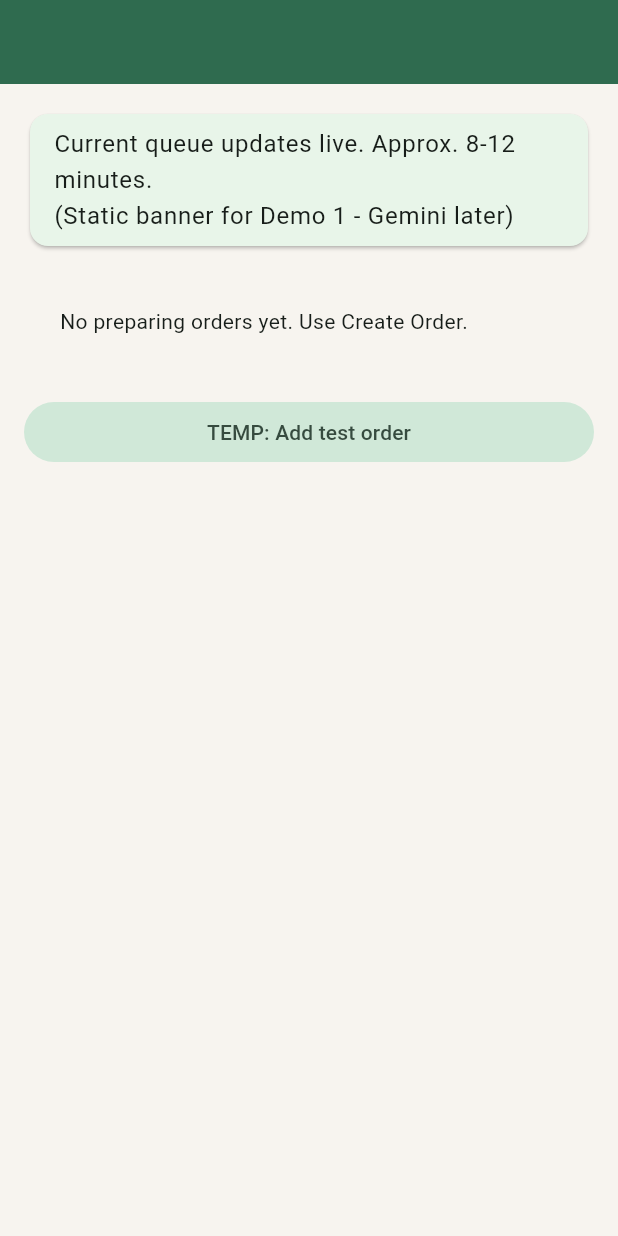
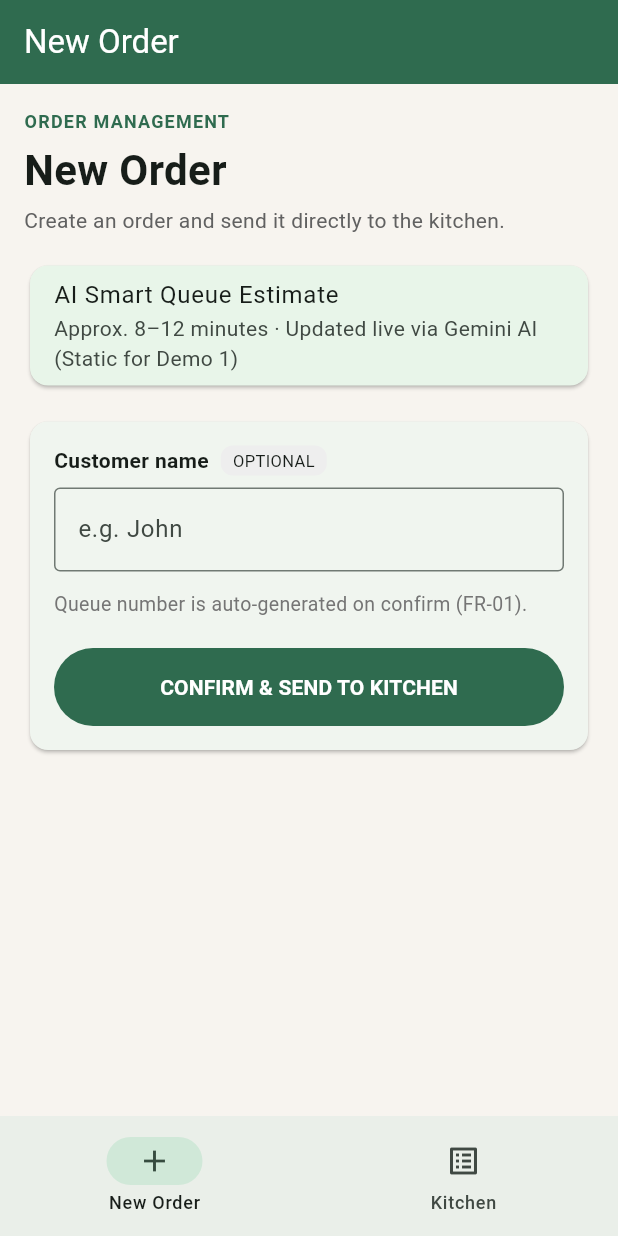
Before and after one commit to RedToaster27/TMA3084-G01_T07-TakoQ, a Flutter app: the screen it shows after launch, on a phone screen of 412 x 824 dp. Run offline on Flutter 3.47's test engine with Material 3 defaults, Android fonts, the phone set to English and light mode, and no system bars; our stand-ins replace flutter_riverpod.

Commit message:
Add Demo 1 New Order screen and temp New Order / Kitchen nav.

```diff
--- a/src/lib/main.dart
+++ b/src/lib/main.dart
@@ -1,14 +1,12 @@
 import 'package:flutter/material.dart';
 import 'package:flutter_riverpod/flutter_riverpod.dart';
 import 'screens/kitchen_screen.dart';
-
+import 'screens/new_order_screen.dart';
 void main() {
   runApp(const ProviderScope(child: TakoQApp()));
 }
-
 class TakoQApp extends StatelessWidget {
   const TakoQApp({super.key});
-
   @override
   Widget build(BuildContext context) {
     return MaterialApp(
@@ -23,7 +21,33 @@ class TakoQApp extends StatelessWidget {
           surface: const Color(0xFFF7F4EF),
         ),
       ),
-      home: const KitchenScreen(),
+      home: const _TempShell(),
     );
   }
 }
+class _TempShell extends StatefulWidget {
+  const _TempShell();
+  @override
+  State<_TempShell> createState() => _TempShellState();
+}
+class _TempShellState extends State<_TempShell> {
+  int index = 0;
+  @override
+  Widget build(BuildContext context) {
+    final pages = [
+      const NewOrderScreen(),
+      const KitchenScreen(),
+    ];
+    return Scaffold(
+      body: pages[index],
+      bottomNavigationBar: NavigationBar(
+        selectedIndex: index,
+        onDestinationSelected: (i) => setState(() => index = i),
+        destinations: const [
+          NavigationDestination(icon: Icon(Icons.add), label: 'New Order'),
+          NavigationDestination(icon: Icon(Icons.list_alt), label: 'Kitchen'),
+        ],
+      ),
+    );
+  }
+}
--- /dev/null
+++ b/src/lib/screens/new_order_screen.dart
@@ -0,0 +1,134 @@
+import 'package:flutter/material.dart';
+import 'package:flutter_riverpod/flutter_riverpod.dart';
+import '../providers/order_provider.dart';
+class NewOrderScreen extends ConsumerStatefulWidget {
+  const NewOrderScreen({super.key});
+  @override
+  ConsumerState<NewOrderScreen> createState() => _NewOrderScreenState();
+}
+class _NewOrderScreenState extends ConsumerState<NewOrderScreen> {
+  final _nameController = TextEditingController();
+  @override
+  void dispose() {
+    _nameController.dispose();
+    super.dispose();
+  }
+  void _submit() {
+    ref.read(orderListProvider.notifier).createOrder(
+          customerName: _nameController.text,
+        );
+    _nameController.clear();
+    ScaffoldMessenger.of(context).showSnackBar(
+      const SnackBar(content: Text('Order sent to kitchen (PREPARING)')),
+    );
+  }
+  @override
+  Widget build(BuildContext context) {
+    return Scaffold(
+      backgroundColor: const Color(0xFFF7F4EF),
+      appBar: AppBar(
+        title: const Text('New Order'),
+        backgroundColor: const Color(0xFF2F6B4F),
+        foregroundColor: Colors.white,
+      ),
+      body: ListView(
+        padding: const EdgeInsets.all(16),
+        children: [
+          Text(
+            'ORDER MANAGEMENT',
+            style: TextStyle(
+              color: const Color(0xFF2F6B4F),
+              fontWeight: FontWeight.w600,
+              letterSpacing: 0.8,
+              fontSize: 12,
+            ),
+          ),
+          const SizedBox(height: 4),
+          const Text(
+            'New Order',
+            style: TextStyle(fontSize: 28, fontWeight: FontWeight.bold),
+          ),
+          const SizedBox(height: 4),
+          Text(
+            'Create an order and send it directly to the kitchen.',
+            style: TextStyle(color: Colors.grey.shade700),
+          ),
+          const SizedBox(height: 16),
+          Card(
+            color: const Color(0xFFE8F5E9),
+            child: const ListTile(
+              title: Text('AI Smart Queue Estimate'),
+              subtitle: Text(
+                'Approx. 8–12 minutes · Updated live via Gemini AI\n(Static for Demo 1)',
+              ),
+            ),
+          ),
+          const SizedBox(height: 16),
+          Card(
+            child: Padding(
+              padding: const EdgeInsets.all(16),
+              child: Column(
+                crossAxisAlignment: CrossAxisAlignment.stretch,
+                children: [
+                  Row(
+                    children: [
+                      const Text(
+                        'Customer name',
+                        style: TextStyle(fontWeight: FontWeight.w600),
+                      ),
+                      const SizedBox(width: 8),
+                      Container(
+                        padding: const EdgeInsets.symmetric(
+                          horizontal: 8,
+                          vertical: 2,
+                        ),
+                        decoration: BoxDecoration(
+                          color: Colors.grey.shade200,
+                          borderRadius: BorderRadius.circular(8),
+                        ),
+                        child: const Text(
+                          'OPTIONAL',
+                          style: TextStyle(fontSize: 11),
+                        ),
+                      ),
+                    ],
+                  ),
+                  const SizedBox(height: 8),
+                  TextField(
+                    controller: _nameController,
+                    decoration: const InputDecoration(
+                      hintText: 'e.g. John',
+                      border: OutlineInputBorder(),
+                    ),
+                    textInputAction: TextInputAction.done,
+                    onSubmitted: (_) => _submit(),
+                  ),
+                  const SizedBox(height: 12),
+                  Text(
+                    'Queue number is auto-generated on confirm (FR-01).',
+                    style: TextStyle(
+                      color: Colors.grey.shade600,
+                      fontSize: 13,
+                    ),
+                  ),
+                  const SizedBox(height: 20),
+                  FilledButton(
+                    style: FilledButton.styleFrom(
+                      backgroundColor: const Color(0xFF2F6B4F),
+                      padding: const EdgeInsets.symmetric(vertical: 16),
+                    ),
+                    onPressed: _submit,
+                    child: const Text(
+                      'CONFIRM & SEND TO KITCHEN',
+                      style: TextStyle(fontWeight: FontWeight.bold),
+                    ),
+                  ),
+                ],
+              ),
+            ),
+          ),
+        ],
+      ),
+    );
+  }
+}
```
